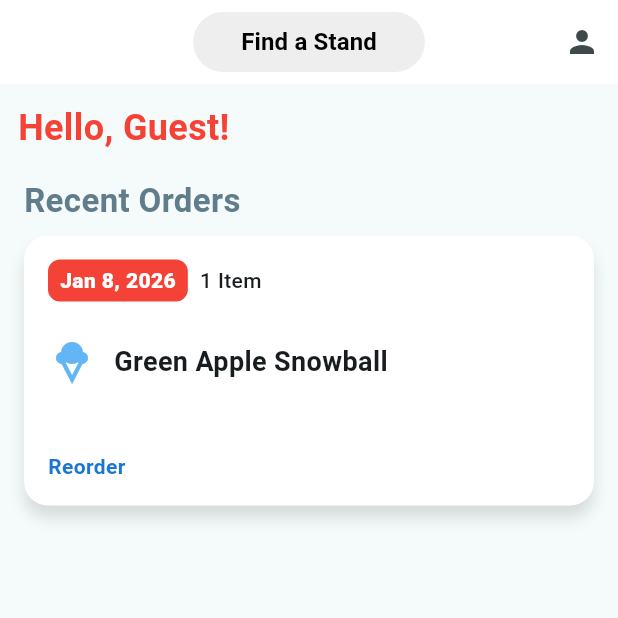
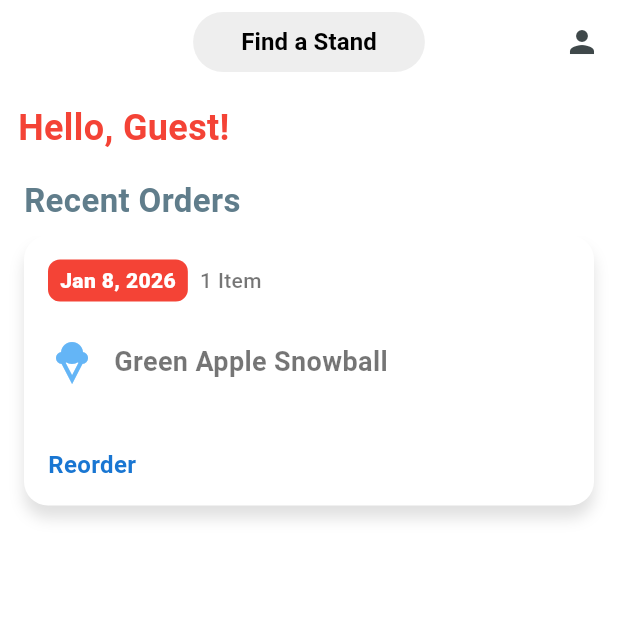
Before and after one commit to Dustin-Branch/GeauxSnow, a Flutter app: the screen it shows after launch, on a phone screen of 412 x 824 dp, the top half of it. Run offline on Flutter 3.47's test engine with Material 3 defaults, Android fonts, the phone set to English and light mode, and no system bars; accounts and stored records are empty.

Commit message:
feat: add dynamic themes based on selected stand

```diff
--- a/lib/main.dart
+++ b/lib/main.dart
@@ -1,6 +1,7 @@
 import 'package:flutter/material.dart';
 import 'package:geaux_snow/home/home.dart';
 import 'package:geaux_snow/models/stand.dart';
+import 'package:geaux_snow/models/stand_theme.dart';
 import 'package:geaux_snow/models/user.dart';
 import 'package:provider/provider.dart';
 
@@ -29,11 +30,12 @@ class MyApp extends StatelessWidget {
 
   @override
   Widget build(BuildContext context) {
+    final selectedStand = context.watch<SelectedStandProvider>().selectedStand;
+    final theme = getThemeDataForStand(selectedStand?.id);
+
     return MaterialApp(
       title: 'Geaux Snow',
-      theme: ThemeData(
-        colorScheme: ColorScheme.fromSeed(seedColor: Colors.white),
-      ),
+      theme: theme,
       home: const HomePage(title: 'Home'),
     );
   }
--- /dev/null
+++ b/lib/models/stand_theme.dart
@@ -0,0 +1,156 @@
+import 'package:flutter/material.dart';
+
+class StandTheme {
+  final Color primaryColor;
+  final Color secondaryColor;
+  final Color backgroundColor;
+  final Color appBarColor;
+  final TextStyle headlineStyle;
+  final TextStyle bodyStyle;
+
+  // add more theme properties as needed
+
+  StandTheme({
+    required this.primaryColor,
+    required this.secondaryColor,
+    required this.backgroundColor,
+    required this.appBarColor,
+    required this.headlineStyle,
+    required this.bodyStyle,
+  });
+}
+
+//TODO: this will eventually be deleted and replaced with an API call that will fetch StandTheme data
+ThemeData getThemeDataForStand(int? standId) {
+  switch (standId) {
+    case 1:
+      return ThemeData(
+        colorScheme: ColorScheme.fromSeed(seedColor: Colors.blue),
+        scaffoldBackgroundColor: Colors.blue.shade50,
+        appBarTheme: AppBarTheme(
+          backgroundColor: Colors.blue.shade700,
+          titleTextStyle: TextStyle(
+            fontSize: 22,
+            fontWeight: FontWeight.bold,
+            color: Colors.blue.shade900,
+          ),
+        ),
+        textTheme: TextTheme(
+          headlineMedium: TextStyle(
+            fontSize: 22,
+            fontWeight: FontWeight.bold,
+            color: Colors.blue.shade900,
+          ),
+          bodyMedium: TextStyle(fontSize: 16, color: Colors.blue.shade800),
+        ),
+      );
+    case 2:
+      return ThemeData(
+        colorScheme: ColorScheme.fromSeed(seedColor: Colors.green),
+        scaffoldBackgroundColor: Colors.green.shade50,
+        appBarTheme: AppBarTheme(
+          backgroundColor: Colors.green.shade700,
+          titleTextStyle: TextStyle(
+            fontSize: 22,
+            fontWeight: FontWeight.bold,
+            color: Colors.green.shade900,
+          ),
+        ),
+        textTheme: TextTheme(
+          headlineMedium: TextStyle(
+            fontSize: 22,
+            fontWeight: FontWeight.bold,
+            color: Colors.green.shade900,
+          ),
+          bodyMedium: TextStyle(fontSize: 16, color: Colors.green.shade800),
+        ),
+      );
+    case 3:
+      return ThemeData(
+        colorScheme: ColorScheme.fromSeed(seedColor: Colors.purple),
+        scaffoldBackgroundColor: Colors.purple.shade50,
+        appBarTheme: AppBarTheme(
+          backgroundColor: Colors.purple.shade700,
+          titleTextStyle: TextStyle(
+            fontSize: 22,
+            fontWeight: FontWeight.bold,
+            color: Colors.purple.shade900,
+          ),
+        ),
+        textTheme: TextTheme(
+          headlineMedium: TextStyle(
+            fontSize: 22,
+            fontWeight: FontWeight.bold,
+            color: Colors.purple.shade900,
+          ),
+          bodyMedium: TextStyle(fontSize: 16, color: Colors.purple.shade800),
+        ),
+      );
+    case 4:
+      return ThemeData(
+        colorScheme: ColorScheme.fromSeed(seedColor: Colors.red),
+        scaffoldBackgroundColor: Colors.red.shade50,
+        appBarTheme: AppBarTheme(
+          backgroundColor: Colors.red.shade700,
+          titleTextStyle: TextStyle(
+            fontSize: 22,
+            fontWeight: FontWeight.bold,
+            color: Colors.red.shade900,
+          ),
+        ),
+        textTheme: TextTheme(
+          headlineMedium: TextStyle(
+            fontSize: 22,
+            fontWeight: FontWeight.bold,
+            color: Colors.red.shade900,
+          ),
+          bodyMedium: TextStyle(fontSize: 16, color: Colors.red.shade800),
+        ),
+      );
+    case 5:
+      return ThemeData(
+        colorScheme: ColorScheme.fromSeed(seedColor: Colors.deepOrange),
+        scaffoldBackgroundColor: Colors.deepOrange.shade50,
+        appBarTheme: AppBarTheme(
+          backgroundColor: Colors.deepOrange.shade700,
+          titleTextStyle: TextStyle(
+            fontSize: 22,
+            fontWeight: FontWeight.bold,
+            color: Colors.deepOrange.shade900,
+          ),
+        ),
+        textTheme: TextTheme(
+          headlineMedium: TextStyle(
+            fontSize: 22,
+            fontWeight: FontWeight.bold,
+            color: Colors.deepOrange.shade900,
+          ),
+          bodyMedium: TextStyle(
+            fontSize: 16,
+            color: Colors.deepOrange.shade800,
+          ),
+        ),
+      );
+    default:
+      return ThemeData(
+        colorScheme: ColorScheme.fromSeed(seedColor: Colors.grey),
+        scaffoldBackgroundColor: Colors.white,
+        appBarTheme: AppBarTheme(
+          backgroundColor: Colors.grey.shade700,
+          titleTextStyle: TextStyle(
+            fontSize: 22,
+            fontWeight: FontWeight.bold,
+            color: Colors.black87,
+          ),
+        ),
+        textTheme: TextTheme(
+          headlineMedium: TextStyle(
+            fontSize: 22,
+            fontWeight: FontWeight.bold,
+            color: Colors.black87,
+          ),
+          bodyMedium: TextStyle(fontSize: 16, color: Colors.black54),
+        ),
+      );
+  }
+}
```
